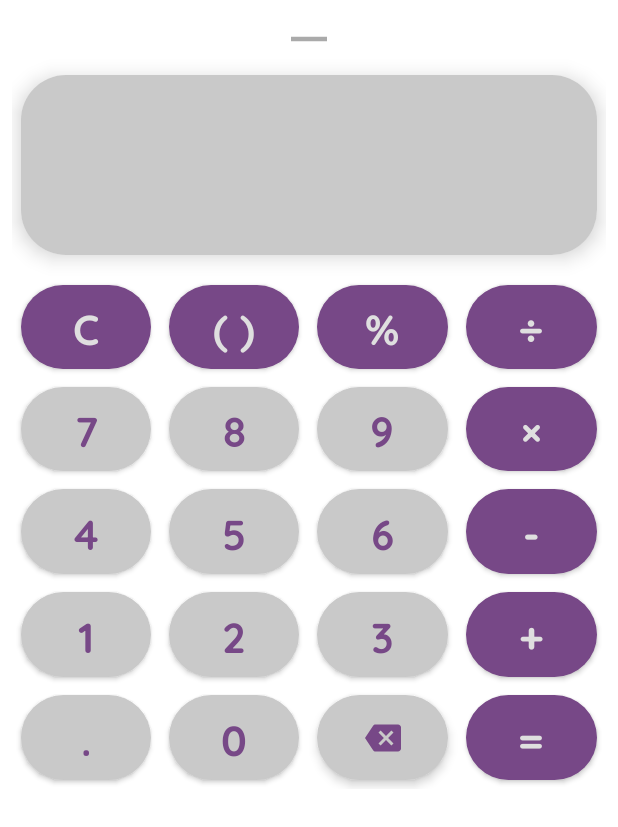
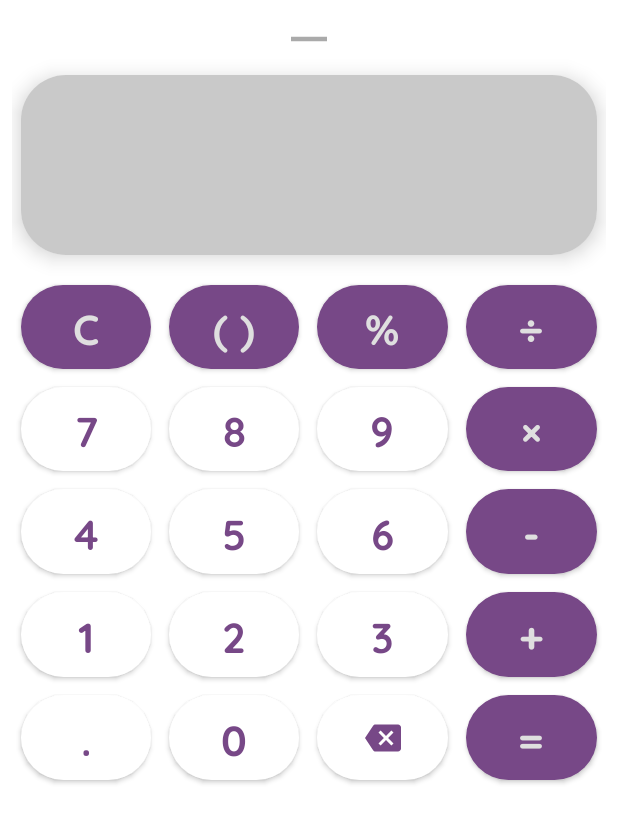
Before and after one commit to poupayuepb/PouPay, an Android app: the layout calculator.xml on its own in the app's theme, with its tools: preview values and no code run, on a phone screen of 412 x 824 dp. Shown: the top 827 px of the screen. Run offline under Robolectric (Android 15) with nearby library versions, the phone set to English and light mode, and no system bars.

Commit message:
Ajustes na calculadora

```diff
--- a/app/build.gradle
+++ b/app/build.gradle
@@ -10,8 +10,8 @@ android {
         applicationId "com.project.poupay"
         minSdk 21
         targetSdk 33
-        versionCode 4
-        versionName "Versão 0.4 - Teste"
+        versionCode 50
+        versionName "Versão 0.5 - Teste"
 
         testInstrumentationRunner "androidx.test.runner.AndroidJUnitRunner"
     }
--- a/app/src/main/AndroidManifest.xml
+++ b/app/src/main/AndroidManifest.xml
@@ -33,8 +33,8 @@
         </activity>
         <activity
             android:name=".MainActivity"
-            android:windowSoftInputMode="adjustResize"
-            android:exported="true">
+            android:exported="true"
+            android:windowSoftInputMode="adjustResize">
             <meta-data
                 android:name="android.app.lib_name"
                 android:value="" />
@@ -44,7 +44,6 @@
             android:exported="true">
             <intent-filter>
                 <action android:name="android.intent.action.MAIN" />
-
                 <category android:name="android.intent.category.LAUNCHER" />
             </intent-filter>
 
--- /dev/null
+++ b/app/src/main/res/anim/click.xml
@@ -0,0 +1,4 @@
+<?xml version="1.0" encoding="utf-8"?>
+<set xmlns:android="http://schemas.android.com/apk/res/android">
+
+</set>
--- a/app/src/main/res/drawable/button_circle.xml
+++ b/app/src/main/res/drawable/button_circle.xml
@@ -1,6 +1,10 @@
-<shape xmlns:android="http://schemas.android.com/apk/res/android"
-    android:shape="rectangle">
-    <solid android:color="@color/gray_light" />
-    <corners android:radius="30dp"/>
-    <size android:width="200dp" android:height="200dp" />
-</shape>
+<?xml version="1.0" encoding="utf-8"?>
+<ripple xmlns:android="http://schemas.android.com/apk/res/android"
+    android:color="@color/gray_light">
+    <item>
+        <shape android:shape="rectangle">
+            <solid android:color="@color/white" />
+            <corners android:radius="30dp" />
+        </shape>
+    </item>
+</ripple>
--- a/app/src/main/res/drawable/ic_baseline_horizontal_rule_36.xml
+++ b/app/src/main/res/drawable/ic_baseline_horizontal_rule_36.xml
@@ -1,6 +1,11 @@
-<vector android:height="36dp" android:tint="#AAAAAA"
-    android:viewportHeight="24" android:viewportWidth="24"
-    android:width="36dp" xmlns:android="http://schemas.android.com/apk/res/android">
-    <path android:fillColor="@android:color/white"
-        android:fillType="evenOdd" android:pathData="M4,11h16v2h-16z"/>
+<vector xmlns:android="http://schemas.android.com/apk/res/android"
+    android:width="36dp"
+    android:height="36dp"
+    android:tint="#AAAAAA"
+    android:viewportWidth="24"
+    android:viewportHeight="24">
+    <path
+        android:fillColor="@android:color/white"
+        android:fillType="evenOdd"
+        android:pathData="M4,11h16v2h-16z" />
 </vector>
--- a/app/src/main/res/layout/activity_main.xml
+++ b/app/src/main/res/layout/activity_main.xml
@@ -130,8 +130,6 @@
         android:elevation="4dp"
         app:layout_anchor="@id/Main_Header"
         app:layout_anchorGravity="bottom"
-
-
         app:options_list="@array/switchselector_date_filters"
         app:text_size="13sp" />
 
@@ -149,7 +147,7 @@
 
         <com.google.android.material.bottomnavigation.BottomNavigationView
             android:id="@+id/bottomNavigation"
-            android:layout_width="wrap_content"
+            android:layout_width="match_parent"
             android:layout_height="wrap_content"
             android:layout_gravity="center"
             android:layout_marginEnd="20dp"
--- a/app/src/main/res/layout/calculator.xml
+++ b/app/src/main/res/layout/calculator.xml
@@ -1,24 +1,27 @@
 <?xml version="1.0" encoding="utf-8"?>
 <LinearLayout xmlns:android="http://schemas.android.com/apk/res/android"
     xmlns:app="http://schemas.android.com/apk/res-auto"
+    xmlns:tools="http://schemas.android.com/tools"
+    android:id="@+id/Calculator_Main"
     android:layout_width="match_parent"
     android:layout_height="match_parent"
-    xmlns:tools="http://schemas.android.com/tools"
+    android:layout_margin="8dp"
     android:orientation="vertical"
-    android:layout_margin="8dp">
+    tools:ignore="HardcodedText">
 
     <ImageView
         android:layout_width="wrap_content"
         android:layout_height="wrap_content"
+        android:layout_gravity="center"
         android:src="@drawable/ic_baseline_horizontal_rule_36"
-        android:layout_gravity="center"/>
+        android:importantForAccessibility="no" />
 
     <androidx.cardview.widget.CardView
         android:layout_width="match_parent"
         android:layout_height="wrap_content"
         android:layout_margin="6dp"
-        app:cardElevation="8dp"
-        app:cardCornerRadius="30dp">
+        app:cardCornerRadius="30dp"
+        app:cardElevation="8dp">
 
         <LinearLayout
             android:layout_width="match_parent"
@@ -26,17 +29,18 @@
             android:background="#c9c9c9"
             android:orientation="vertical">
 
-            <androidx.appcompat.widget.AppCompatTextView
+            <androidx.appcompat.widget.AppCompatEditText
                 android:id="@+id/txt_expression"
                 android:layout_width="match_parent"
                 android:layout_height="72dp"
                 android:layout_marginEnd="14dp"
                 android:ellipsize="start"
+                android:background="#00000000"
                 android:gravity="end"
                 android:singleLine="true"
                 android:textColor="@color/background"
-                android:textStyle="bold"
-                android:textSize="36sp" />
+                android:textSize="36sp"
+                android:textStyle="bold" />
 
             <androidx.appcompat.widget.AppCompatTextView
                 android:id="@+id/txt_result"
@@ -45,10 +49,10 @@
                 android:layout_marginEnd="14dp"
                 android:ellipsize="end"
                 android:gravity="end"
-                android:textStyle="bold"
                 android:maxLines="1"
                 android:textColor="#424242"
-                android:textSize="28sp" />
+                android:textSize="28sp"
+                android:textStyle="bold" />
 
         </LinearLayout>
     </androidx.cardview.widget.CardView>
@@ -56,14 +60,14 @@
     <LinearLayout
         android:layout_width="match_parent"
         android:layout_height="350dp"
-        android:orientation="vertical"
-        android:layout_marginBottom="24dp">
+        android:layout_marginBottom="24dp"
+        android:orientation="vertical">
 
         <LinearLayout
             android:layout_width="match_parent"
             android:layout_height="0dp"
+            android:layout_marginTop="8dp"
             android:layout_weight="1"
-        android:layout_marginTop="8dp"
             android:orientation="horizontal">
 
             <androidx.appcompat.widget.AppCompatButton
@@ -191,6 +195,8 @@
             <ImageView
                 android:id="@+id/backspace"
                 style="@style/Numbers_Button"
+                android:contentDescription="Apagar"
+                android:elevation="2dp"
                 android:scaleType="center"
                 android:src="@drawable/ic_baseline_backspace_24"
                 app:tint="@color/background" />
--- a/app/src/main/res/values/style.xml
+++ b/app/src/main/res/values/style.xml
@@ -7,7 +7,7 @@
     </style>
 
     <style name="ButtonStyle" parent="Widget.AppCompat.Button">
-    <!--<item name="textAllCaps">false</item>-->
+        <!--<item name="textAllCaps">false</item>-->
         <item name="fontFamily">@font/quicksand_bold</item>
         <item name="android:background">@drawable/coustom_button</item>
         <item name="android:fontFamily">@font/quicksand_regular</item>
@@ -43,7 +43,6 @@
     </style>
 
     <style name="Numbers_Button" parent="Calculator_container_Button">
-        <item name="android:backgroundTint">#c9c9c9</item>
         <item name="android:textColor">@color/background</item>
     </style>
 
--- a/build.gradle
+++ b/build.gradle
@@ -6,6 +6,6 @@ buildscript {
     }
 }
 plugins {
-    id 'com.android.application' version '7.3.1' apply false
-    id 'com.android.library' version '7.3.1' apply false
+    id 'com.android.application' version '8.0.2' apply false
+    id 'com.android.library' version '8.0.2' apply false
 }
```
Also changed, not shown: app/src/main/java/com/project/poupay/Calculator.java (+64 -167 lines), app/src/main/java/com/project/poupay/MainActivity.java (+5 -15 lines), 1 other file. Lines whose indentation alone changed are shown as unchanged.
